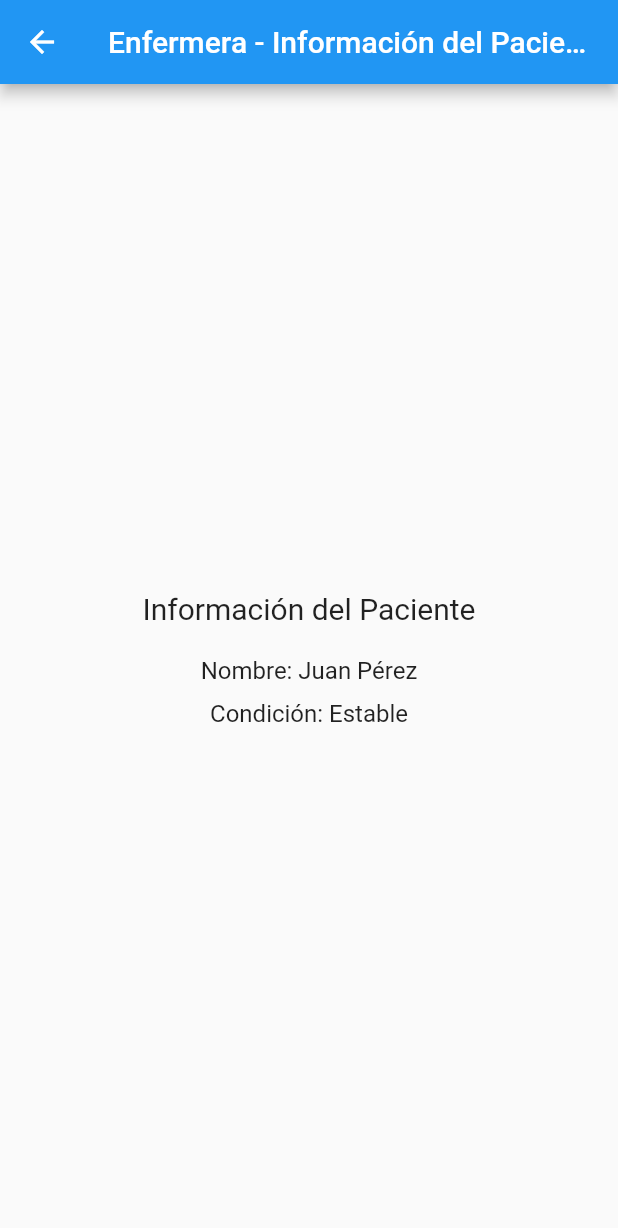
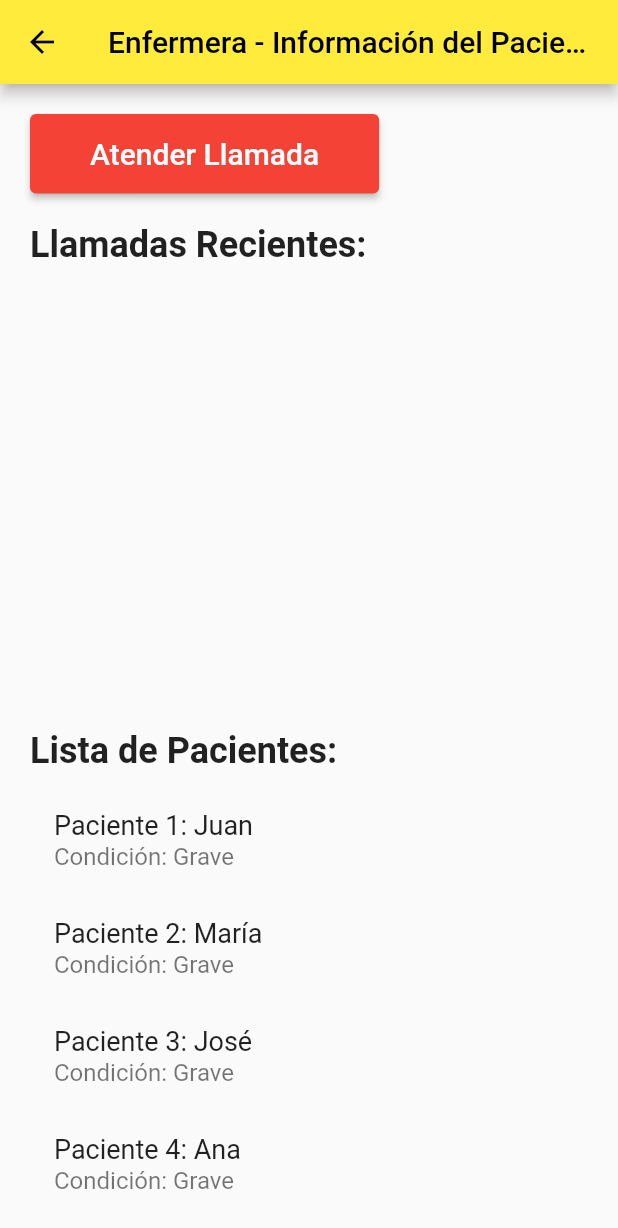
Before and after one commit to manuel2005225/8-camas-, a Flutter app: the NurseInterface screen opened directly, on a phone screen of 412 x 824 dp. Shown: the top 1228 px of the screen. Run offline on Flutter 3.47's test engine with Material 2 defaults, Android fonts, the phone set to English and light mode, and no system bars.

Commit message:
version 2

```diff
--- a/flutter_application_app/lib/main.dart
+++ b/flutter_application_app/lib/main.dart
@@ -1,3 +1,4 @@
+import 'dart:math';
 import 'package:flutter/material.dart';
 
 void main() {
@@ -10,10 +11,57 @@ class MyApp extends StatelessWidget {
     return MaterialApp(
       title: 'Hospital App',
       theme: ThemeData(
-        primarySwatch: Colors.blue,
+        primarySwatch: Colors.yellow,
         visualDensity: VisualDensity.adaptivePlatformDensity,
       ),
-      home: PatientInterface(),
+      home: UserTypeSelection(),
+    );
+  }
+}
+
+class UserTypeSelection extends StatelessWidget {
+  @override
+  Widget build(BuildContext context) {
+    return Scaffold(
+      appBar: AppBar(
+        title: Text('Seleccione el Tipo de Usuario'),
+      ),
+      body: Center(
+        child: Column(
+          mainAxisAlignment: MainAxisAlignment.center,
+          children: [
+            ElevatedButton(
+              style: ElevatedButton.styleFrom(
+                primary: Colors.blue,
+                onPrimary: Colors.white,
+                padding: EdgeInsets.symmetric(horizontal: 40, vertical: 15),
+              ),
+              onPressed: () {
+                Navigator.push(
+                  context,
+                  MaterialPageRoute(builder: (context) => PatientInterface()),
+                );
+              },
+              child: Text('Paciente', style: TextStyle(fontSize: 20)),
+            ),
+            SizedBox(height: 20),
+            ElevatedButton(
+              style: ElevatedButton.styleFrom(
+                primary: Colors.blue,
+                onPrimary: Colors.white,
+                padding: EdgeInsets.symmetric(horizontal: 40, vertical: 15),
+              ),
+              onPressed: () {
+                Navigator.push(
+                  context,
+                  MaterialPageRoute(builder: (context) => NurseInterface()),
+                );
+              },
+              child: Text('Enfermera', style: TextStyle(fontSize: 20)),
+            ),
+          ],
+        ),
+      ),
     );
   }
 }
@@ -28,42 +76,160 @@ class PatientInterface extends StatelessWidget {
       body: Center(
         child: ElevatedButton(
           onPressed: () {
-            Navigator.push(
-              context,
-              MaterialPageRoute(builder: (context) => NurseInterface()),
-            );
+            Future.delayed(Duration(seconds: 7), () {
+              Navigator.push(
+                context,
+                MaterialPageRoute(builder: (context) => NurseInterface()),
+              );
+            });
           },
-          child: Text('Llamar a la enfermera'),
+          style: ElevatedButton.styleFrom(
+            primary: Colors.red,
+            onPrimary: Colors.white,
+            padding: EdgeInsets.symmetric(horizontal: 40, vertical: 15),
+          ),
+          child: Text('Llamar a la enfermera', style: TextStyle(fontSize: 20)),
         ),
       ),
     );
   }
 }
 
-class NurseInterface extends StatelessWidget {
+class NurseInterface extends StatefulWidget {
+  @override
+  _NurseInterfaceState createState() => _NurseInterfaceState();
+}
+
+class _NurseInterfaceState extends State<NurseInterface> {
+  final List<Map<String, dynamic>> patients = List.generate(8, (index) {
+    List<String> names = [
+      'Juan',
+      'María',
+      'José',
+      'Ana',
+      'Carlos',
+      'Laura',
+      'Pedro',
+      'Rosa'
+    ];
+    return {
+      'name': names[index],
+      'condition': () {
+        Random random = Random();
+        List<String> conditions = ['Estable', 'Grave', 'Crítica'];
+        int index = random.nextInt(3);
+        return conditions[index];
+      }(),
+      'calling': false,
+    };
+  });
+
+  late List<String> calls;
+  late List<String> patientInfo;
+
+  @override
+  void initState() {
+    super.initState();
+    calls = [];
+    patientInfo = [];
+  }
+
+  String getRandomPatient() {
+    Random random = Random();
+    int index = random.nextInt(patients.length);
+    return patients[index]['name'];
+  }
+
+  String _getRandomCondition() {
+    Random random = Random();
+    List<String> conditions = ['Estable', 'Grave', 'Crítica'];
+    int index = random.nextInt(3);
+    return conditions[index];
+  }
+
+  void handleCall() {
+    String callingPatient = getRandomPatient();
+    for (var patient in patients) {
+      if (patient['name'] == callingPatient) {
+        patient['calling'] = true;
+        calls.insert(0, patient['name']);
+        patientInfo.insert(
+            0,
+            "Detalles del paciente: " +
+                patient['name'] +
+                ' - ' +
+                patient['condition']);
+      }
+    }
+    setState(() {});
+  }
+
   @override
   Widget build(BuildContext context) {
     return Scaffold(
       appBar: AppBar(
         title: Text('Enfermera - Información del Paciente'),
       ),
-      body: Center(
+      body: Padding(
+        padding: EdgeInsets.all(20),
         child: Column(
-          mainAxisAlignment: MainAxisAlignment.center,
-          children: <Widget>[
-            Text(
-              'Información del Paciente',
-              style: TextStyle(fontSize: 20),
+          crossAxisAlignment: CrossAxisAlignment.start,
+          children: [
+            ElevatedButton(
+              onPressed: handleCall,
+              style: ElevatedButton.styleFrom(
+                primary: Colors.red,
+                onPrimary: Colors.white,
+                padding: EdgeInsets.symmetric(horizontal: 40, vertical: 15),
+              ),
+              child: Text('Atender Llamada', style: TextStyle(fontSize: 20)),
             ),
             SizedBox(height: 20),
             Text(
-              'Nombre: Juan Pérez',
-              style: TextStyle(fontSize: 16),
+              'Llamadas Recientes:',
+              style: TextStyle(fontSize: 24, fontWeight: FontWeight.bold),
             ),
             SizedBox(height: 10),
+            Expanded(
+              child: ListView.builder(
+                itemCount: calls.length,
+                itemBuilder: (context, index) {
+                  return ListTile(
+                    title: Text(
+                      calls[index],
+                      style: TextStyle(fontSize: 18),
+                    ),
+                    subtitle: Text(
+                      patientInfo[index],
+                      style: TextStyle(fontSize: 16),
+                    ),
+                  );
+                },
+              ),
+            ),
+            SizedBox(height: 20),
             Text(
-              'Condición: Estable',
-              style: TextStyle(fontSize: 16),
+              'Lista de Pacientes:',
+              style: TextStyle(fontSize: 24, fontWeight: FontWeight.bold),
+            ),
+            SizedBox(height: 10),
+            Expanded(
+              child: ListView.builder(
+                itemCount: patients.length,
+                itemBuilder: (context, index) {
+                  return ListTile(
+                    title: Text(
+                      'Paciente ${index + 1}: ${patients[index]['name']}' +
+                          (patients[index]['calling'] ? ' - Llamando' : ''),
+                      style: TextStyle(fontSize: 18),
+                    ),
+                    subtitle: Text(
+                      'Condición: ' + patients[index]['condition'],
+                      style: TextStyle(fontSize: 16),
+                    ),
+                  );
+                },
+              ),
             ),
           ],
         ),
```
